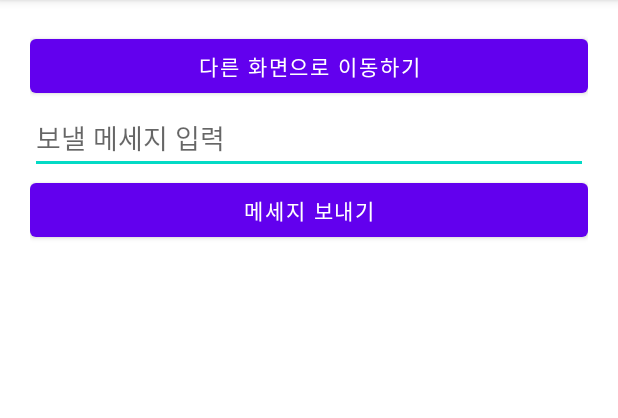
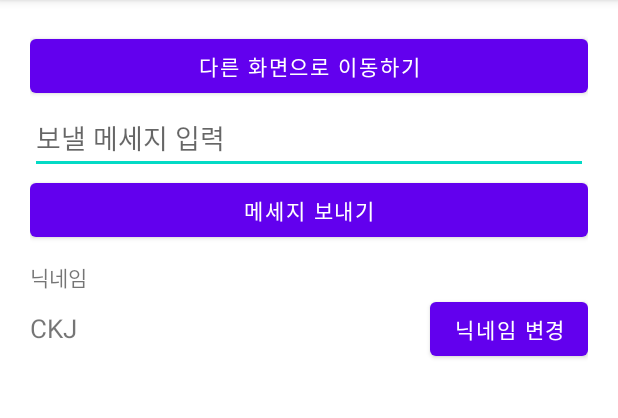
Before and after one commit to nepp-plus/Intent_20220226, an Android app: the screen it shows after launch (MainActivity), on a phone screen of 412 x 824 dp, the part 84-502 px from its top. Run offline under Robolectric (Android 15) with nearby library versions, the phone set to English and light mode, and no system bars.

Commit message:
Intent (3) UI 그리기

```diff
--- a/app/src/main/res/layout/activity_main.xml
+++ b/app/src/main/res/layout/activity_main.xml
@@ -26,4 +26,36 @@
         android:layout_height="wrap_content"
         android:text="메세지 보내기" />
 
+    <TextView
+        android:layout_width="wrap_content"
+        android:layout_height="wrap_content"
+        android:text="닉네임"
+        android:layout_marginTop="10dp" />
+
+    <LinearLayout
+        android:layout_width="match_parent"
+        android:layout_height="wrap_content"
+        android:orientation="horizontal">
+
+        <TextView
+            android:id="@+id/txtNickname"
+            android:layout_width="wrap_content"
+            android:layout_height="wrap_content"
+            android:text="CKJ"
+            android:textSize="17sp"/>
+
+        <TextView
+            android:layout_width="0dp"
+            android:layout_height="wrap_content"
+            android:layout_weight="1" />
+
+        <Button
+            android:id="@+id/btnEditNickname"
+            android:layout_width="wrap_content"
+            android:layout_height="wrap_content"
+            android:text="닉네임 변경" />
+
+    </LinearLayout>
+
+
 </LinearLayout>
```
